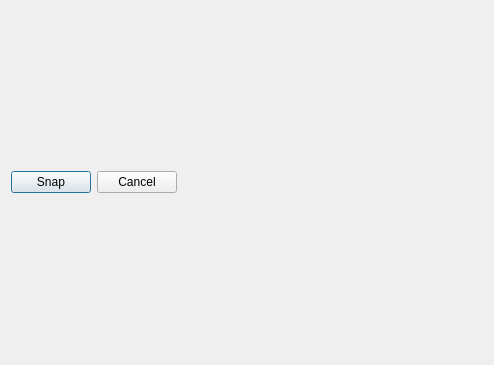
The window that src/qt/forms/snapwidget.ui (orioncoin-dev/fedoratipscoin) describes before a commit, drawn with Qt 5.
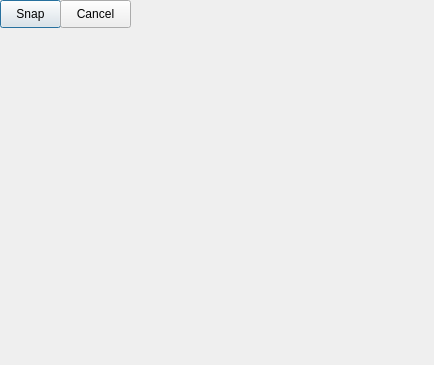
The same window after the commit.

What changed in the file:
```diff
--- a/src/qt/forms/snapwidget.ui
+++ b/src/qt/forms/snapwidget.ui
@@ -19,10 +19,6 @@
   <property name="autoFillBackground">
    <bool>true</bool>
   </property>
-  <layout class="QVBoxLayout" name="verticalLayout_Main">
-  <item>
-    <layout class="QHBoxLayout" name="horizontalLayout_2_Main">
-    <item>
     <widget class="QPushButton" name="snapButton">
      <property name="geometry">
       <rect>
@@ -36,8 +32,6 @@
       <string>Snap</string>
      </property>
     </widget>
-    </item>
-    <item>
     <widget class="QPushButton" name="cancelButton">
      <property name="geometry">
       <rect>
@@ -57,7 +51,10 @@
       <string>Cancel</string>
      </property>
     </widget>
-    </item>
+
+  <layout class="QVBoxLayout" name="verticalLayout_Main">
+  <item>
+    <layout class="QHBoxLayout" name="horizontalLayout_2_Main">
     <item>
     <widget class="QLabel" name="lblQRCode">
      <property name="sizePolicy">
```
